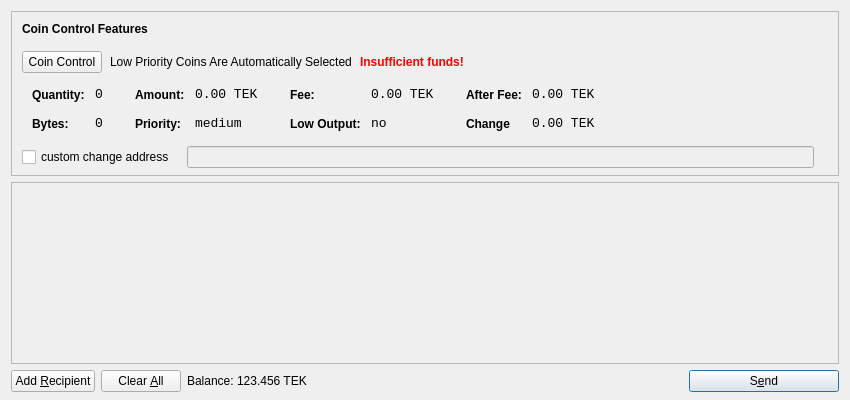
Before: the Qt Designer form src/qt/forms/sendcoinsdialog.ui in maxxine/TEK, drawn with Qt 5.
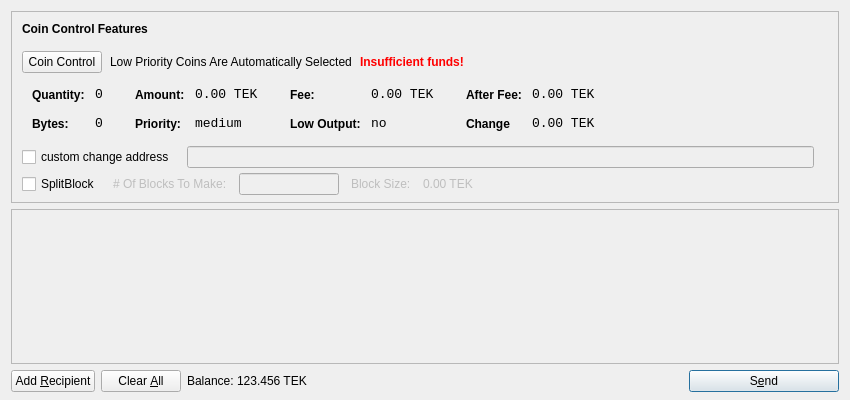
After: the same form once the commit is applied. Icons and pictures are not drawn.

```diff
--- a/src/qt/forms/sendcoinsdialog.ui
+++ b/src/qt/forms/sendcoinsdialog.ui
@@ -597,6 +597,81 @@
           </item>
          </layout>
         </item>
+        <item>
+         <layout class="QHBoxLayout" name="horizontalLayoutCoinControl4a" stretch="0,0,0,0">
+          <property name="alignment" >
+         <set>Qt::AlignLeft</set>
+          </property>
+          <property name="spacing">
+           <number>12</number>
+          </property>
+          <property name="sizeConstraint">
+           <enum>QLayout::SetDefaultConstraint</enum>
+          </property>
+          <property name="topMargin">
+           <number>5</number>
+          </property>
+          <property name="rightMargin">
+           <number>5</number>
+          </property>
+           <item> 
+           <widget class="QCheckBox" name="splitBlockCheckBox"> 
+            <property name="text"> 
+             <string>SplitBlock</string> 
+            </property> 
+           </widget> 
+          </item> 
+          <item> 
+           <widget class="QLabel" name="labelBlocksToMakeText"> 
+            <property name="enabled"> 
+             <bool>false</bool> 
+            </property> 
+            <property name="text"> 
+             <string># Of Blocks To Make:</string> 
+            </property> 
+           </widget> 
+          </item>
+          <item> 
+           <widget class="QLineEdit" name="splitBlockLineEdit"> 
+            <property name="enabled"> 
+             <bool>false</bool> 
+            </property> 
+            <property name="sizePolicy"> 
+             <sizepolicy hsizetype="Fixed" vsizetype="Fixed"> 
+              <horstretch>0</horstretch> 
+              <verstretch>0</verstretch> 
+             </sizepolicy> 
+            </property> 
+            <property name="maximumSize"> 
+             <size> 
+              <width>100</width> 
+              <height>16777215</height> 
+             </size> 
+            </property> 
+           </widget> 
+          </item> 
+          <item> 
+           <widget class="QLabel" name="labelBlockSizeText"> 
+            <property name="enabled"> 
+             <bool>false</bool> 
+            </property> 
+            <property name="text"> 
+             <string>Block Size:</string> 
+            </property> 
+           </widget> 
+          </item> 
+          <item> 
+           <widget class="QLabel" name="labelBlockSize"> 
+            <property name="enabled"> 
+             <bool>false</bool> 
+            </property> 
+            <property name="text"> 
+             <string>0.00 TEK</string> 
+            </property>
+           </widget> 
+           </item>
+         </layout>
+        </item>
         <item>
          <spacer name="verticalSpacerCoinControl">
           <property name="orientation">
```
Left out of the diff: 3 changed lines with no effect on the pictures.
